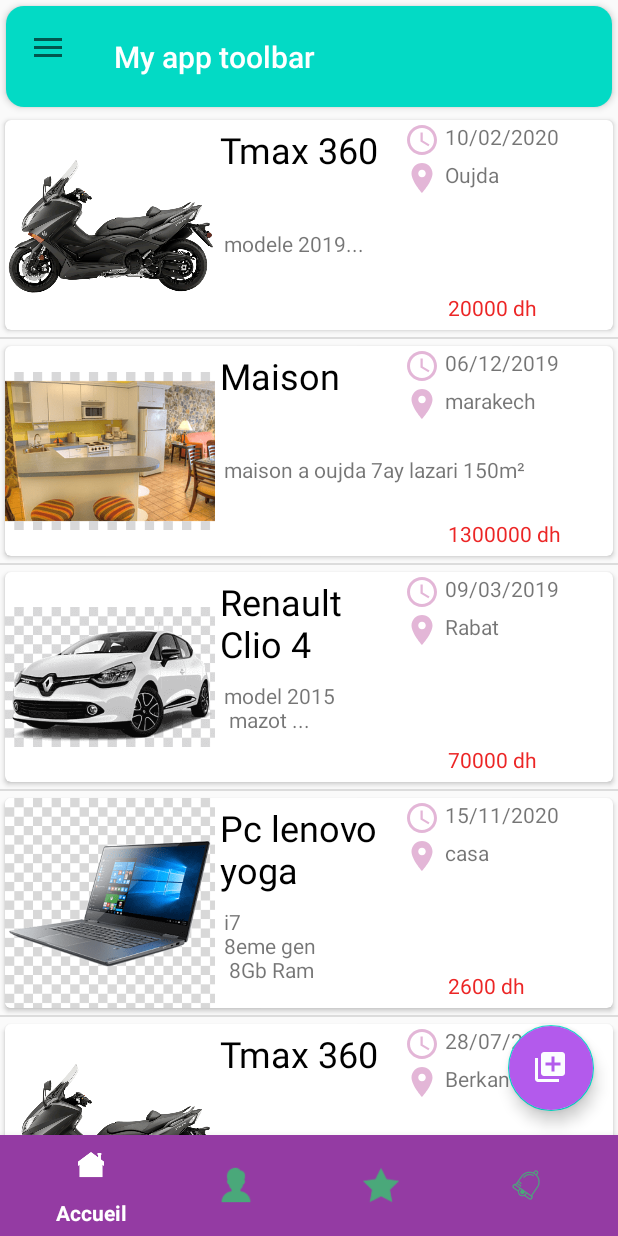
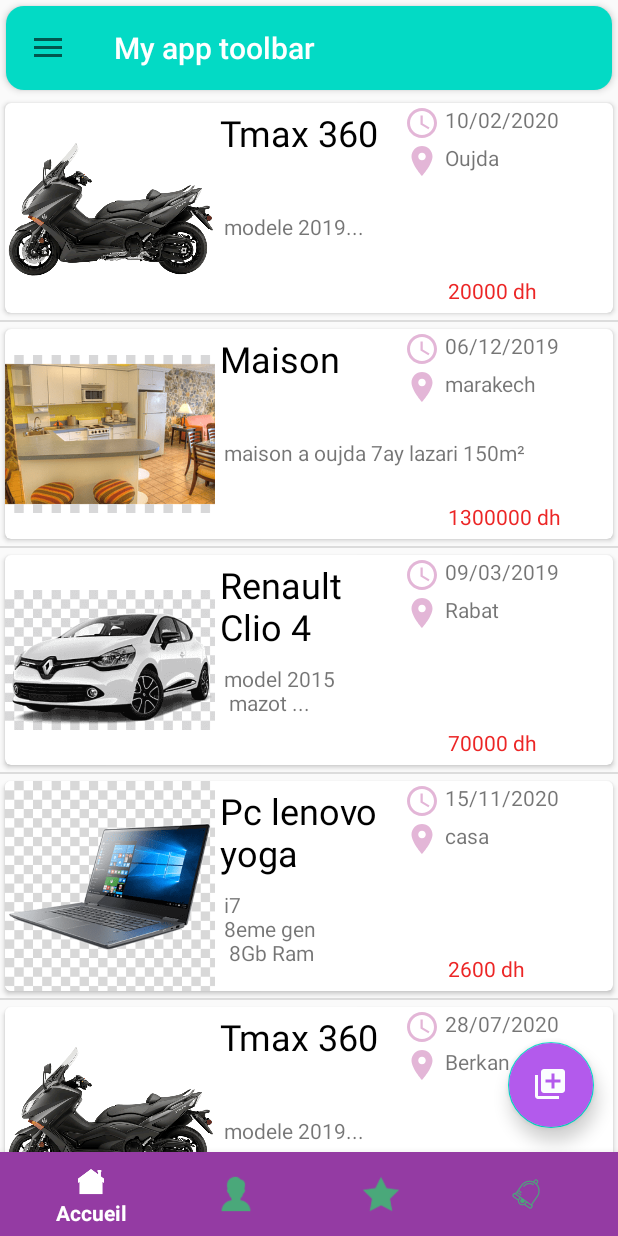
Before and after one commit to AbdessamadAouissi/PFE_Android, an Android app: the screen it shows after launch (MainActivity), on a phone screen of 412 x 824 dp. Run offline under Robolectric (Android 15) with nearby library versions, the phone set to English and light mode, and no system bars; Roboto replaces fonts that are not available here.

Commit message:
initial commit

```diff
--- a/app/src/main/res/layout/app_bar.xml
+++ b/app/src/main/res/layout/app_bar.xml
@@ -15,22 +15,22 @@
         android:background="@drawable/tool_bar_style"
         app:titleTextColor="#ffffff"
         android:layout_margin="4dp"
-        android:layout_weight="1"
+        android:layout_weight="0"
         />
 
 
     <FrameLayout
         android:id="@+id/activity_main_frame_layout"
         android:layout_width="match_parent"
-        android:layout_height="613dp"
-        android:layout_weight="6"
+        android:layout_height="match_parent"
+        android:layout_weight="1"
         android:layout_above="@id/activity_main_bottom_navigation" />
 
     <com.google.android.material.bottomnavigation.BottomNavigationView
         android:id="@+id/activity_main_bottom_navigation"
         android:layout_width="match_parent"
         android:layout_height="wrap_content"
-        android:layout_weight="1"
+        android:layout_weight="0"
         android:layout_alignParentBottom="true"
         android:layout_gravity="bottom"
         android:background="#943BA3"
--- a/build.gradle
+++ b/build.gradle
@@ -6,10 +6,11 @@ buildscript {
         google()
         jcenter()
 
+
     }
     dependencies {
         classpath 'com.android.tools.build:gradle:3.6.3'
-
+        classpath 'com.google.gms:google-services:4.3.3'
 
         // NOTE: Do not place your application dependencies here; they belong
         // in the individual module build.gradle files
```
Also changed, not shown: app/build.gradle (+4 -3 lines).
